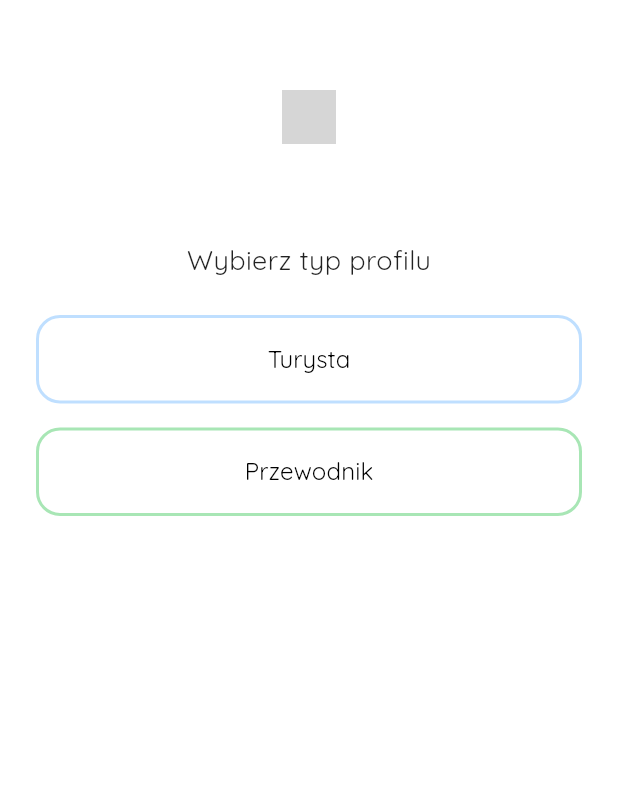
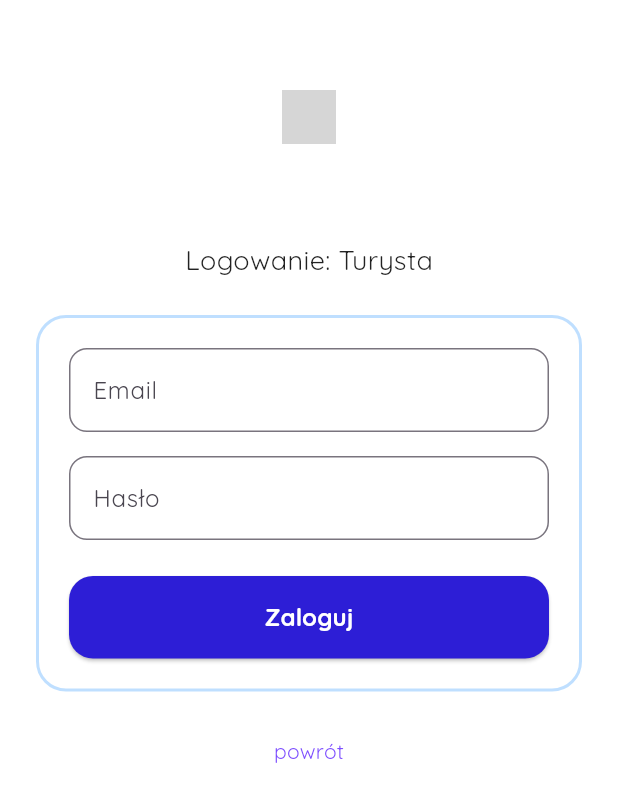
Before and after one commit to K-Pecka/Praca_Inzynierska2024-25, a Flutter app: the screen it shows after launch, after a tap on "Turysta", on a phone screen of 412 x 824 dp. Shown: the top 802 px of the screen. Run offline on Flutter 3.47's test engine with Material 3 defaults, Android fonts, the phone set to English and light mode, and no system bars; network calls fail; project files that could hold a hidden picture were left out; grey boxes are pictures that could not be loaded.

Commit message:
Add login logic, Add Tourist Login Screen

```diff
--- a/mobile/lib/core/widgets/auth_widgets.dart
+++ b/mobile/lib/core/widgets/auth_widgets.dart
@@ -1,6 +1,27 @@
 import 'package:flutter/material.dart';
 
-Widget buildButtons({
+Widget buildTitle(String text) {
+  return Text(
+    text,
+    style: const TextStyle(
+      fontSize: 18,
+      fontFamily: 'Quicksand',
+      fontWeight: FontWeight.w500,
+      color: Colors.black87,
+    ),
+  );
+}
+
+Widget buildLogo() {
+  return Column(
+    children: [
+      Image.asset('assets/images/logo.png', height: 36),
+      const SizedBox(height: 64),
+    ],
+  );
+}
+
+Widget buildChooseProfileButtons({
   required VoidCallback onTouristTap,
   required VoidCallback onGuideTap,
 }) {
@@ -55,24 +76,62 @@ Widget buildButtons({
   );
 }
 
-Widget buildLogo() {
-  return Column(
-    children: [
-      Image.asset(
-        'assets/images/logo.png',
-        height: 36,
-      ),
-      const SizedBox(height: 64),
-    ],
+Widget buildTouristLoginForm({
+  required TextEditingController emailController,
+  required TextEditingController passwordController,
+  required bool isLoading,
+  required VoidCallback onLogin,
+}) {
+  return Container(
+    padding: const EdgeInsets.all(20),
+    decoration: BoxDecoration(
+      border: Border.all(color: Color(0xFFBFDFFF), width: 2),
+      borderRadius: BorderRadius.circular(20),
+    ),
+    child: Column(
+      children: [
+        TextField(
+          controller: emailController,
+          decoration: InputDecoration(
+            labelText: 'Email',
+            border: OutlineInputBorder(borderRadius: BorderRadius.circular(12)),
+          ),
+        ),
+        const SizedBox(height: 16),
+        TextField(
+          controller: passwordController,
+          obscureText: true,
+          decoration: InputDecoration(
+            labelText: 'Hasło',
+            border: OutlineInputBorder(borderRadius: BorderRadius.circular(12)),
+          ),
+        ),
+        const SizedBox(height: 24),
+        SizedBox(
+          width: double.infinity,
+          child: ElevatedButton(
+            onPressed: isLoading ? null : onLogin,
+            style: ElevatedButton.styleFrom(
+              backgroundColor: const Color(0xFF2D1ED6),
+              padding: const EdgeInsets.symmetric(vertical: 16),
+              shape: RoundedRectangleBorder(
+                borderRadius: BorderRadius.circular(16),
+              ),
+            ),
+            child: isLoading
+                ? const CircularProgressIndicator(color: Colors.white)
+                : const Text(
+              'Zaloguj',
+              style: TextStyle(
+                fontFamily: 'Quicksand',
+                fontSize: 16,
+                color: Colors.white,
+                fontWeight: FontWeight.w600,
+              ),
+            ),
+          ),
+        ),
+      ],
+    ),
   );
 }
-
-const Widget buildTitle = Text(
-  'Wybierz typ profilu',
-  style: TextStyle(
-    fontSize: 18,
-    fontFamily: 'Quicksand',
-    fontWeight: FontWeight.w500,
-    color: Colors.black87,
-  ),
-);
--- /dev/null
+++ b/mobile/lib/features/auth/login_screen.dart
@@ -0,0 +1,76 @@
+import 'package:flutter/material.dart';
+import '/core/widgets/auth_widgets.dart';
+import '/core/services/auth_service.dart';
+
+class TouristLoginScreen extends StatefulWidget {
+  const TouristLoginScreen({super.key});
+
+  @override
+  State<TouristLoginScreen> createState() => _TouristLoginScreenState();
+}
+
+class _TouristLoginScreenState extends State<TouristLoginScreen> {
+  final TextEditingController _emailController = TextEditingController();
+  final TextEditingController _passwordController = TextEditingController();
+  bool _isLoading = false;
+
+  Future<void> _handleLogin() async {
+    setState(() => _isLoading = true);
+    try {
+      final response = await AuthService().login(
+        email: _emailController.text.trim(),
+        password: _passwordController.text,
+      );
+    } catch (e) {
+      ScaffoldMessenger.of(
+        context,
+      ).showSnackBar(SnackBar(content: Text(e.toString())));
+    } finally {
+      setState(() => _isLoading = false);
+    }
+  }
+
+  @override
+  Widget build(BuildContext context) {
+    return Scaffold(
+      backgroundColor: Colors.white,
+      body: SafeArea(
+        child: Column(
+          children: [
+            const SizedBox(height: 60),
+            Padding(
+              padding: const EdgeInsets.symmetric(horizontal: 24.0),
+              child: Column(
+                mainAxisSize: MainAxisSize.min,
+                children: [
+                  buildLogo(),
+                  buildTitle("Logowanie: Turysta"),
+                  const SizedBox(height: 24),
+                  buildTouristLoginForm(
+                    emailController: _emailController,
+                    passwordController: _passwordController,
+                    isLoading: _isLoading,
+                    onLogin: _handleLogin,
+                  ),
+                  const SizedBox(height: 16),
+                  TextButton(
+                    onPressed: () => Navigator.pop(context),
+                    child: const Text(
+                      'powrót',
+                      style: TextStyle(
+                        fontFamily: 'Quicksand',
+                        fontSize: 14,
+                        color: Color(0xFF7C4DFF),
+                      ),
+                    ),
+                  ),
+                ],
+              ),
+            ),
+            const Spacer(),
+          ],
+        ),
+      ),
+    );
+  }
+}
--- a/mobile/lib/features/auth/start_screen.dart
+++ b/mobile/lib/features/auth/start_screen.dart
@@ -1,5 +1,6 @@
 import 'package:flutter/material.dart';
 import '/core/widgets/auth_widgets.dart';
+import 'login_screen.dart';
 
 class StartScreen extends StatelessWidget {
   const StartScreen({super.key});
@@ -18,11 +19,19 @@ class StartScreen extends StatelessWidget {
                 mainAxisSize: MainAxisSize.min,
                 children: [
                   buildLogo(),
-                  buildTitle,
+                  buildTitle("Wybierz typ profilu"),
                   const SizedBox(height: 24),
-                  buildButtons(
-                    onTouristTap: () {},
-                    onGuideTap: () {},
+                  buildChooseProfileButtons(
+                    onTouristTap: () {
+                      Navigator.push(
+                        context,
+                        MaterialPageRoute(
+                          builder: (context) => const TouristLoginScreen(),
+                        ),
+                      );
+                    },
+                    onGuideTap: () {
+                    },
                   ),
                 ],
               ),
```
